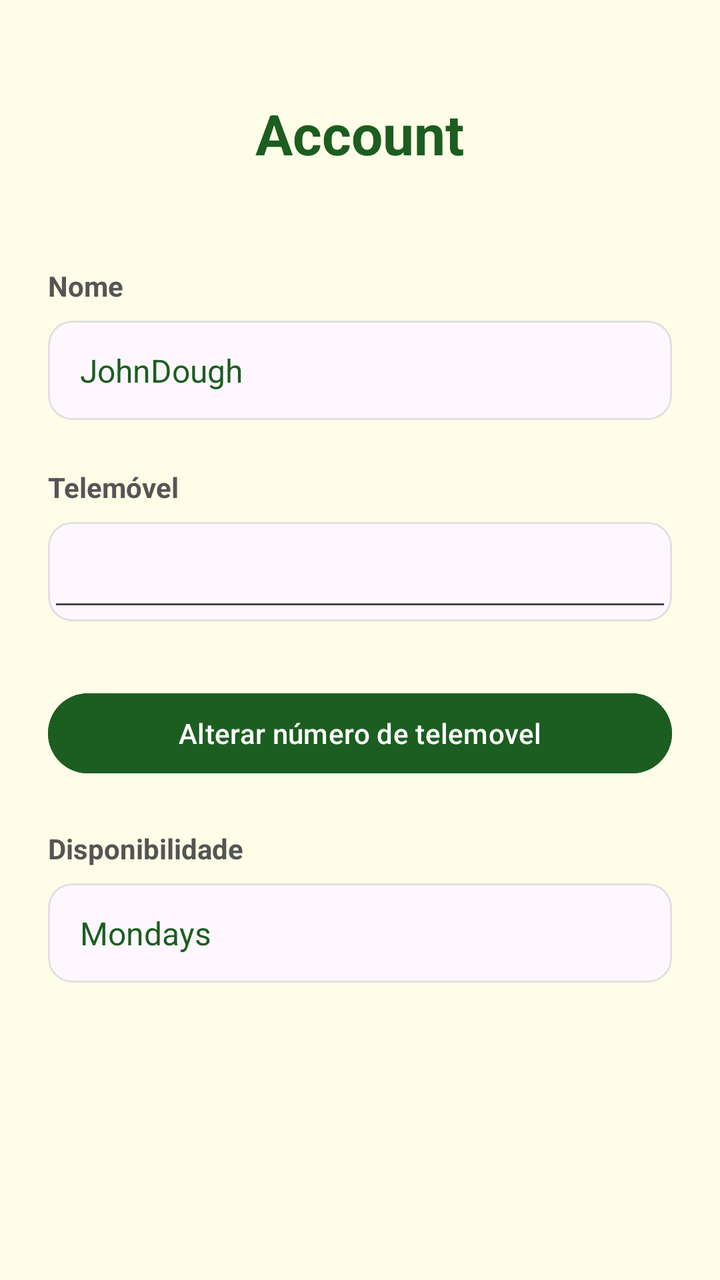
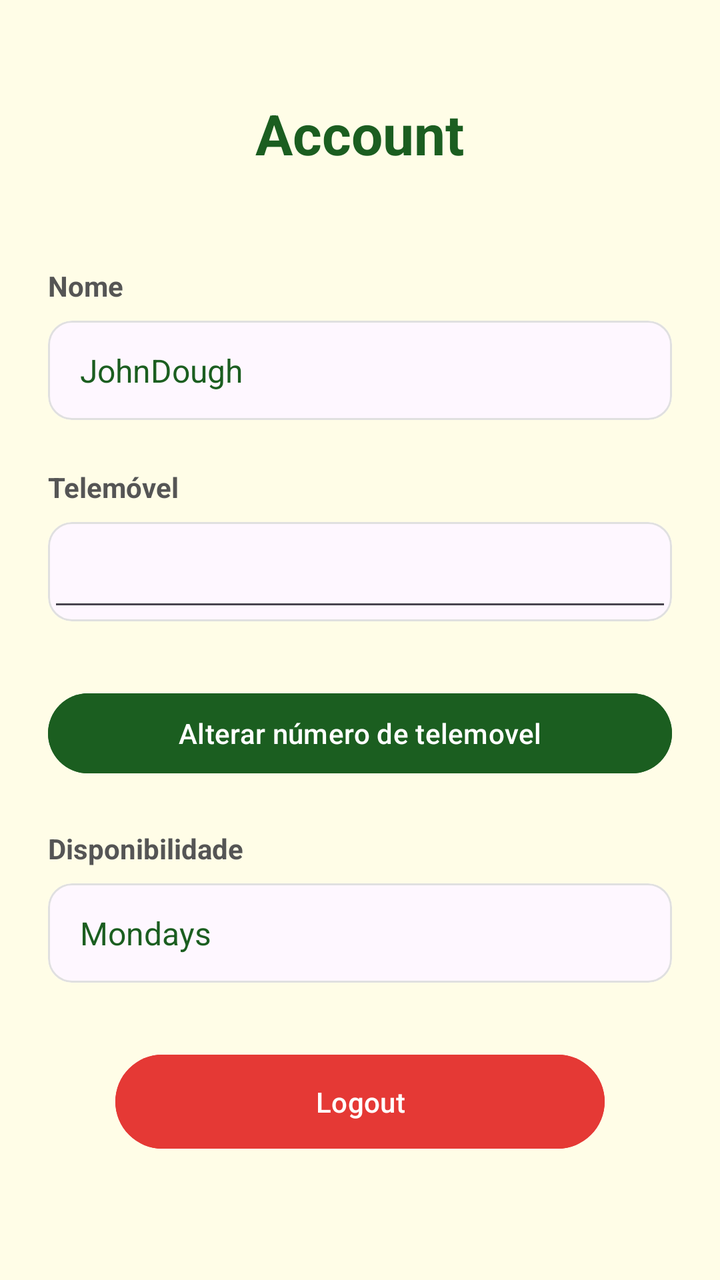

Two renders of the same Android screen: before a commit and after it. Below are the layout's source before the change and the commit's diff.
<!-- AndroidManifest.xml: application theme Theme.PrimeiraApp -->
<!-- res/layout/activity_account_page.xml -->
<ScrollView xmlns:android="http://schemas.android.com/apk/res/android"
    android:id="@+id/main"
    android:layout_width="match_parent"
    android:layout_height="match_parent"
    android:background="@color/background"
    android:fillViewport="true"
    >

    <LinearLayout
        android:layout_width="match_parent"
        android:layout_height="wrap_content"
        android:orientation="vertical"
        android:padding="24dp">


        <TextView
            android:layout_width="wrap_content"
            android:layout_height="wrap_content"
            android:layout_gravity="center_horizontal"
            android:layout_marginTop="24dp"
            android:text="Account"
            android:textColor="@color/text_primary"
            android:textSize="28sp"
            android:textStyle="bold" />

        <View
            android:layout_width="0dp"
            android:layout_height="48dp" />

        <TextView
            android:layout_width="wrap_content"
            android:layout_height="wrap_content"
            android:text="Nome"
            android:textColor="@color/text_secondary"
            android:textSize="14sp"
            android:textStyle="bold" />

        <View
            android:layout_width="0dp"
            android:layout_height="8dp" />

        <com.google.android.material.card.MaterialCardView
            android:layout_width="match_parent"
            android:layout_height="wrap_content"
            app:cardCornerRadius="12dp"
            app:cardElevation="0dp"
            app:strokeColor="#E0E0E0"
            app:strokeWidth="1dp"
            xmlns:app="http://schemas.android.com/apk/res-auto">

            <TextView
                android:id="@+id/name"
                android:layout_width="match_parent"
                android:layout_height="wrap_content"
                android:paddingHorizontal="16dp"
                android:paddingVertical="14dp"
                android:text="JohnDough"
                android:textColor="@color/text_primary"
                android:textSize="16sp" />

        </com.google.android.material.card.MaterialCardView>

        <View
            android:layout_width="0dp"
            android:layout_height="24dp" />

        <TextView
            android:layout_width="wrap_content"
            android:layout_height="wrap_content"
            android:text="Telemóvel"
            android:textColor="@color/text_secondary"
            android:textSize="14sp"
            android:textStyle="bold" />

        <View
            android:layout_width="0dp"
            android:layout_height="8dp" />

        <com.google.android.material.card.MaterialCardView
            android:layout_width="match_parent"
            android:layout_height="wrap_content"
            app:cardCornerRadius="12dp"
            app:cardElevation="0dp"
            app:strokeColor="#E0E0E0"
            app:strokeWidth="1dp"
            xmlns:app="http://schemas.android.com/apk/res-auto">

            <EditText
                android:id="@+id/phonenumber"
                android:layout_width="match_parent"
                android:layout_height="wrap_content"
                android:paddingHorizontal="16dp"
                android:paddingVertical="14dp"
                android:clickable="true"
                android:textColor="@color/text_primary"
                android:textSize="16sp" />

        </com.google.android.material.card.MaterialCardView>

        <Button
            android:id="@+id/btnSave"
            android:layout_width="match_parent"
            android:layout_height="wrap_content"
            android:layout_marginTop="32dp"
            android:backgroundTint="@color/text_primary"
            android:text="Alterar número de telemovel"

            android:textColor="@color/white" />

        <View
            android:layout_width="0dp"
            android:layout_height="24dp" />

        <TextView
            android:layout_width="wrap_content"
            android:layout_height="wrap_content"
            android:text="Disponibilidade"
            android:textColor="@color/text_secondary"
            android:textSize="14sp"
            android:textStyle="bold" />

        <View
            android:layout_width="0dp"
            android:layout_height="8dp" />

        <com.google.android.material.card.MaterialCardView
            android:layout_width="match_parent"
            android:layout_height="wrap_content"
            app:cardCornerRadius="12dp"
            app:cardElevation="0dp"
            app:strokeColor="#E0E0E0"
            app:strokeWidth="1dp"
            xmlns:app="http://schemas.android.com/apk/res-auto">

            <TextView
                android:id="@+id/availability"
                android:layout_width="match_parent"
                android:layout_height="wrap_content"
                android:paddingHorizontal="16dp"
                android:paddingVertical="14dp"
                android:text="Mondays"
                android:textColor="@color/text_primary"
                android:textSize="16sp" />

        </com.google.android.material.card.MaterialCardView>

    </LinearLayout>

</ScrollView>
<!-- resources referenced by this layout -->
<resources>
  <color name="background">#FFFDE7</color>
  <color name="text_primary">#1B5E20</color>
  <color name="text_secondary">#555555</color>
  <color name="white">#FFFFFFFF</color>
  <style name="Theme.PrimeiraApp" parent="Base.Theme.PrimeiraApp" />
  <style name="Base.Theme.PrimeiraApp" parent="Theme.Material3.DayNight.NoActionBar">
          <item name="colorPrimary">@color/primary</item>
          <item name="colorOnPrimary">@color/on_primary</item>
          <item name="colorPrimaryContainer">@color/primary_container</item>
          <item name="colorSecondary">@color/secondary</item>
          <item name="colorOnSecondary">@color/on_secondary</item>
          <item name="android:statusBarColor">@color/secondary</item>
          <item name="android:windowBackground">@color/background</item>
      </style>
  <color name="primary">#F5C518</color>
  <color name="on_primary">#1B5E20</color>
  <color name="primary_container">#FFFDE7</color>
  <color name="secondary">#1B5E20</color>
  <color name="on_secondary">#FFFFFF</color>
</resources>

<!-- the commit's change to res/layout/activity_account_page.xml (unified diff, before → after) -->
@@ -142,7 +142,21 @@
                 android:textColor="@color/text_primary"
                 android:textSize="16sp" />
 
+
         </com.google.android.material.card.MaterialCardView>
+
+        <Button
+            android:id="@+id/LogoutButton"
+            android:layout_width="wrap_content"
+            android:layout_height="wrap_content"
+            android:layout_gravity="center_horizontal"
+            android:layout_marginTop="32dp"
+            android:backgroundTint="@color/error"
+            android:paddingHorizontal="100dp"
+            android:paddingVertical="14dp"
+            android:text="Logout"
+
+            android:textColor="@color/white" />
 
     </LinearLayout>
 
<!-- resource entries referenced after the edit -->
@@ -1,6 +1,7 @@
 <!-- resources referenced by this layout -->
 <resources>
   <color name="background">#FFFDE7</color>
+  <color name="error">#E53935</color>
   <color name="text_primary">#1B5E20</color>
   <color name="text_secondary">#555555</color>
   <color name="white">#FFFFFFFF</color>
